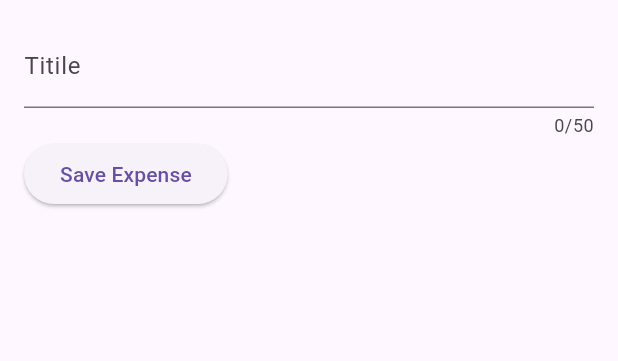
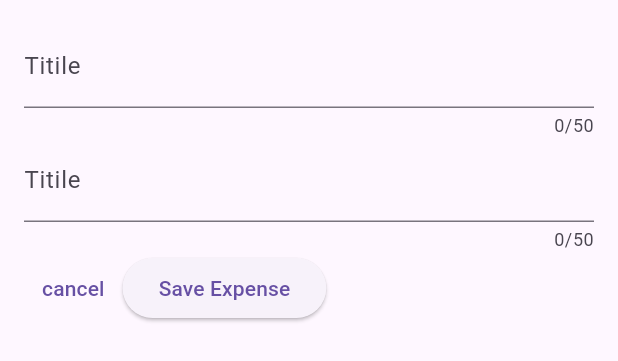
Before and after one commit to morningHiHi/flutter_expenses_tracker_ForLearn, a Flutter app: the NewExpense widget shown alone on an empty page, opened directly, after a tap on "Save Expense", on a phone screen of 412 x 824 dp. Shown: the top 361 px of the screen. Run offline on Flutter 3.47's test engine with Material 3 defaults, Android fonts, the phone set to English and light mode, and no system bars.

Commit message:
adding a text field widget for input amount

```diff
--- a/lib/widgets/new_expense.dart
+++ b/lib/widgets/new_expense.dart
@@ -11,6 +11,7 @@ class NewExpense extends StatefulWidget {
 
 class _NewExpenseState extends State<NewExpense> {
   final TextEditingController _titleController = TextEditingController();
+  final TextEditingController _amountController = TextEditingController();
 
   @override
   void dispose() {
@@ -29,11 +30,22 @@ class _NewExpenseState extends State<NewExpense> {
             maxLength: 50,
             decoration: InputDecoration(label: Text('Titile')),
           ),
+          TextField(
+            keyboardType: TextInputType.number,
+            controller: _amountController,
+            maxLength: 50,
+            decoration: InputDecoration(
+              prefix: Text('\$ '),
+              label: Text('Titile'),
+            ),
+          ),
           Row(
             children: [
+              TextButton(onPressed: (){}, child: const Text('cancel')),
               ElevatedButton(
                 onPressed: () {
                   print(_titleController.text);
+                  print(_amountController.text);
                 },
                 child: const Text('Save Expense'),
               ),
```
